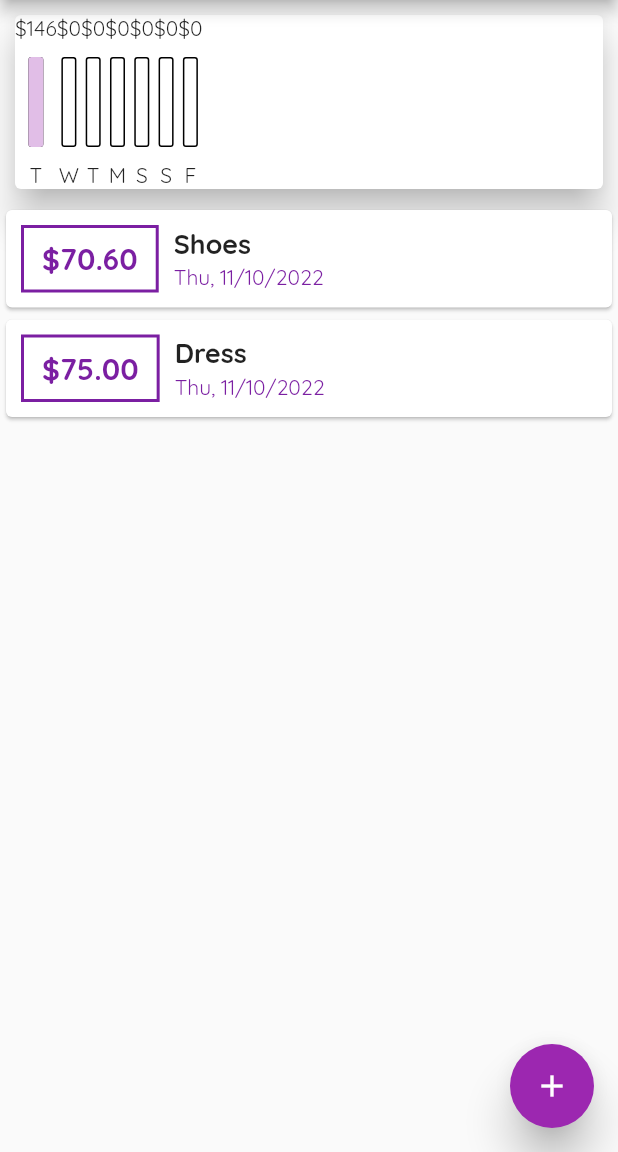
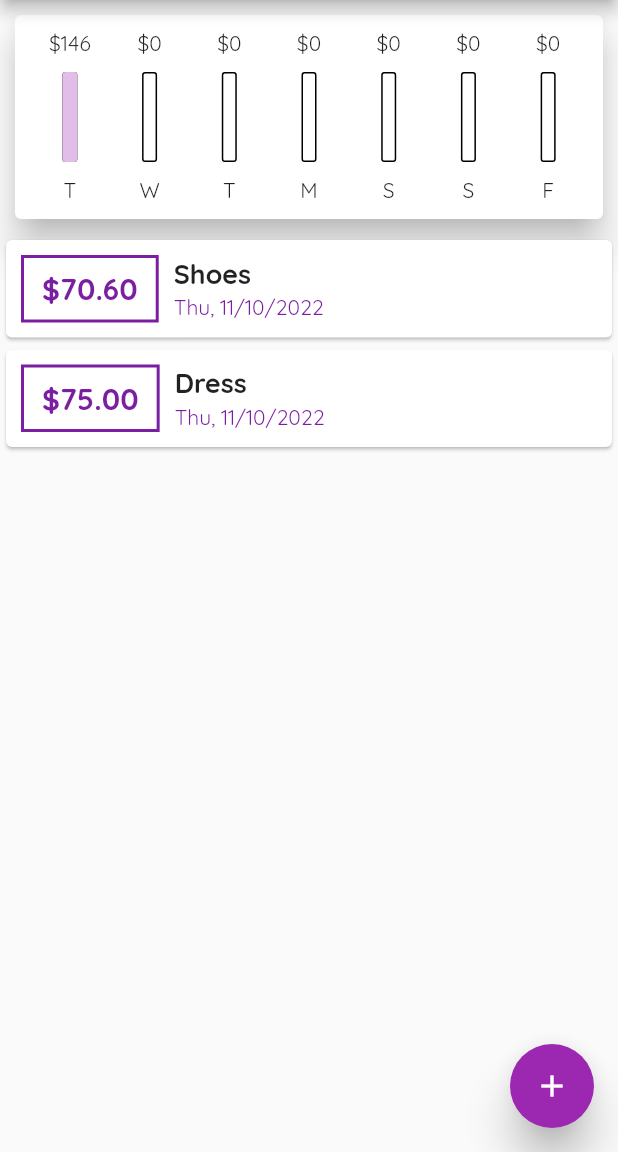
Before and after one commit to nayyyhaa/flutter-expense-app, a Flutter app: the screen it shows after launch, on a phone screen of 412 x 824 dp, the part 84-1236 px from its top. Run offline on Flutter 3.47's test engine with Material 2 defaults, Android fonts, the phone set to English and light mode, and no system bars.

Commit message:
style: chart styles

```diff
--- a/lib/widgets/chart.dart
+++ b/lib/widgets/chart.dart
@@ -33,19 +33,24 @@ class Chart extends StatelessWidget {
 
   @override
   Widget build(BuildContext context) {
-    // print(groupedTransactionsValue);
     return Card(
       elevation: 10,
       margin: EdgeInsets.all(10),
+      child: Container(
+        padding: EdgeInsets.all(10),
         child: Row(
+          mainAxisAlignment: MainAxisAlignment.spaceEvenly,
           children: groupedTransactionsValue.map((txn) {
-          return ChartBar(
+            return Flexible(
+                fit: FlexFit.tight,
+                child: ChartBar(
                     sprendingAmt: txn['amount'],
                     label: txn['day'],
                     spendingPtg: spendingTotal == 0.0
                         ? 0.0
-                  : (txn['amount'] as double) / spendingTotal);
+                        : (txn['amount'] as double) / spendingTotal));
           }).toList(),
+        ),
       ),
     );
   }
--- a/lib/widgets/chart_bar.dart
+++ b/lib/widgets/chart_bar.dart
@@ -1,6 +1,4 @@
 import 'package:flutter/material.dart';
-import 'package:flutter/src/widgets/container.dart';
-import 'package:flutter/src/widgets/framework.dart';
 
 class ChartBar extends StatelessWidget {
   final sprendingAmt;
@@ -17,7 +15,9 @@ class ChartBar extends StatelessWidget {
   Widget build(BuildContext context) {
     return Column(
       children: <Widget>[
-        Text('\$${sprendingAmt.toStringAsFixed(0)}'),
+        FittedBox(
+          child: Text('\$${sprendingAmt.toStringAsFixed(0)}'),
+        ),
         SizedBox(
           height: 10,
         ),
```
Lines whose indentation alone changed are shown as unchanged.
